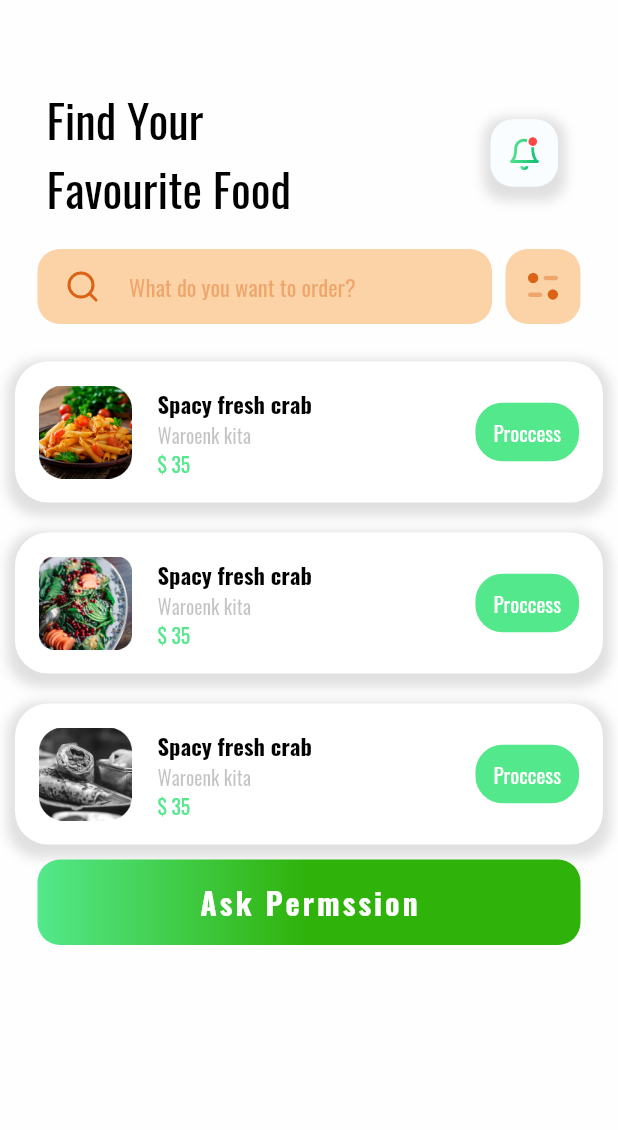
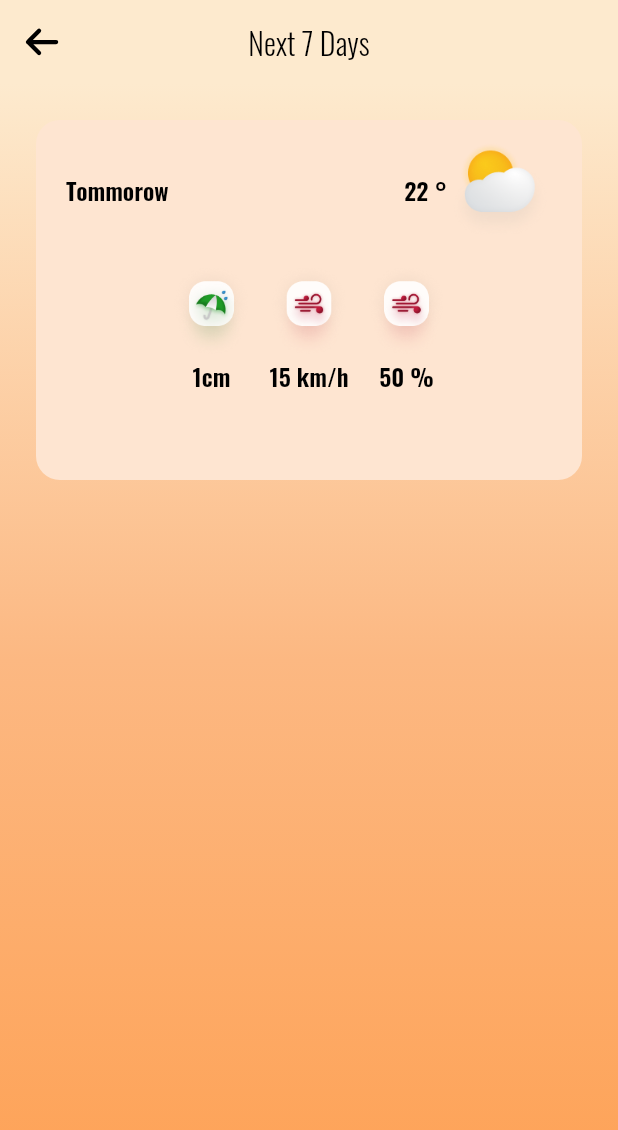
Before and after one commit to Abdusamad98/flutter_bootcamp_1, a Flutter app: the screen it shows after launch, on a phone screen of 412 x 824 dp. Shown: the top 1130 px of the screen. Run offline on Flutter 3.47's test engine with Material 2 defaults, Android fonts, the phone set to English and light mode, and no system bars; our stand-ins replace flutter_svg.

Commit message:
add: new screen added

```diff
--- a/lib/main.dart
+++ b/lib/main.dart
@@ -2,10 +2,8 @@ import 'package:flutter/material.dart';
 import 'package:flutter/services.dart';
 import 'package:flutter_bootcamp_1/utils/colors.dart';
 import 'package:flutter_bootcamp_1/utils/icons.dart';
-import 'package:flutter_bootcamp_1/widgets/food_item.dart';
-import 'package:flutter_bootcamp_1/widgets/my_button.dart';
-import 'package:flutter_bootcamp_1/widgets/notification_view.dart';
-import 'package:flutter_bootcamp_1/widgets/search_view.dart';
+import 'package:flutter_bootcamp_1/utils/styles.dart';
+import 'package:flutter_svg/flutter_svg.dart';
 
 void main() => runApp(MyApp());
 
@@ -17,48 +15,131 @@ class MyApp extends StatelessWidget {
     return MaterialApp(
       debugShowCheckedModeBanner: false,
       home: Scaffold(
-          backgroundColor: MyColors.C_FEFEFF,
           appBar: AppBar(
             systemOverlayStyle: SystemUiOverlayStyle(
-              statusBarColor: MyColors.C_FEFEFF,
+              statusBarColor: MyColors.C_FDEACE,
               statusBarIconBrightness: Brightness.light,
               statusBarBrightness: Brightness.light,
             ),
             elevation: 0.0,
-            backgroundColor: MyColors.C_FEFEFF,
+            backgroundColor: MyColors.C_FDEACE,
+            leading: Container(
+                margin: EdgeInsets.all(7),
+                child: SvgPicture.asset(MyIcons.backArrow)),
+            title: Text(
+              "Next 7 Days",
+              style: MyTextStyles.oswaldExtraLight300.copyWith(fontSize: 20),
+            ),
+            centerTitle: true,
           ),
-          body: Column(
-            children: [
-              NotificationView(),
-              SizedBox(height: 18),
-              SearchView(),
-              SizedBox(height: 15),
-              FoodItem(
-                  imageUrl: MyIcons.food1,
-                  text: "Spacy fresh crab",
-                  subtitle: "Waroenk kita",
-                  priceText: "35",
-                  onTap: () {
-                    print("Item 1 clicked");
-                  }),
-              FoodItem(
-                  imageUrl: MyIcons.food2,
-                  text: "Spacy fresh crab",
-                  subtitle: "Waroenk kita",
-                  priceText: "35",
-                  onTap: () {
-                    print("Item 1 clicked");
-                  }),
-              FoodItem(
-                  imageUrl: MyIcons.food3,
-                  text: "Spacy fresh crab",
-                  subtitle: "Waroenk kita",
-                  priceText: "35",
-                  onTap: () {
-                    print("Item 1 clicked");
-                  }),
-              MyButton(buttonText: "Ask Permssion", onTap: () {})
-            ],
+          body: Container(
+            width: double.infinity,
+            height: double.infinity,
+            decoration: BoxDecoration(
+              gradient: LinearGradient(
+                begin: Alignment.topRight,
+                end: Alignment.bottomRight,
+                colors: [
+                  MyColors.C_FDEACE,
+                  MyColors.C_FCB882,
+                  MyColors.C_FEA052,
+                ],
+              ),
+            ),
+            child: Container(
+              margin: EdgeInsets.all(24),
+              child: Column(
+                mainAxisAlignment: MainAxisAlignment.spaceBetween,
+                children: [
+                  Expanded(
+                      flex: 1,
+                      child: Container(
+                        decoration: BoxDecoration(
+                            color: MyColors.C_FEE5D1,
+                            borderRadius: BorderRadius.circular(16)),
+                        child: Column(
+                          crossAxisAlignment: CrossAxisAlignment.center,
+                          children: [
+                            Container(
+                              margin: EdgeInsets.symmetric(
+                                  horizontal: 20, vertical: 12),
+                              child: Row(
+                                children: [
+                                  Text(
+                                    "Tommorow",
+                                    style: MyTextStyles.oswaldSemiBold600
+                                        .copyWith(fontSize: 16),
+                                  ),
+                                  Expanded(child: SizedBox()),
+                                  Text(
+                                    "22 °",
+                                    style: MyTextStyles.oswaldSemiBold600
+                                        .copyWith(fontSize: 16),
+                                  ),
+                                  Image.asset(
+                                    MyIcons.image1,
+                                    width: 70,
+                                    height: 70,
+                                  ),
+                                ],
+                              ),
+                            ),
+                            Container(
+                              child: Row(
+                                mainAxisAlignment: MainAxisAlignment.center,
+                                children: [
+                                  Column(
+                                    children: [
+                                      Image.asset(
+                                        MyIcons.image2,
+                                        width: 65,
+                                        height: 65,
+                                      ),
+                                      Text(
+                                        "1cm",
+                                        style: MyTextStyles.oswaldSemiBold600
+                                            .copyWith(fontSize: 16),
+                                      ),
+                                    ],
+                                  ),
+                                  Column(
+                                    children: [
+                                      Image.asset(
+                                        MyIcons.image3,
+                                        width: 65,
+                                        height: 65,
+                                      ),
+                                      Text(
+                                        "15 km/h",
+                                        style: MyTextStyles.oswaldSemiBold600
+                                            .copyWith(fontSize: 16),
+                                      ),
+                                    ],
+                                  ),
+                                  Column(
+                                    children: [
+                                      Image.asset(
+                                        MyIcons.image3,
+                                        width: 65,
+                                        height: 65,
+                                      ),
+                                      Text(
+                                        "50 %",
+                                        style: MyTextStyles.oswaldSemiBold600
+                                            .copyWith(fontSize: 16),
+                                      ),
+                                    ],
+                                  ),
+                                ],
+                              ),
+                            ),
+                          ],
+                        ),
+                      )),
+                  Expanded(flex: 2, child: Container())
+                ],
+              ),
+            ),
           )),
     );
   }
--- a/lib/utils/colors.dart
+++ b/lib/utils/colors.dart
@@ -1,11 +1,10 @@
 import 'package:flutter/material.dart';
 
-class MyColors{
-     static const black =  Colors.black;
-     static const white =  Colors.white;
+class MyColors {
+  static const black = Colors.black;
+  static const white = Colors.white;
   static const C_2FB209 = Color(0xFF2FB209);
 
-     //F3F1F6
   static const C_E5E5E5 = Color(0xFFE5E5E5);
   static const C_F3F1F6 = Color(0xFFF3F1F6);
   static const C_FEFEFF = Color(0xFFFEFEFF);
@@ -14,4 +13,11 @@ class MyColors{
   static const C_DA6317 = Color(0xFFDA6317);
   static const C_3B3B3B = Color(0xFF3B3B3B);
   static const C_53E88B = Color(0xFF53E88B);
+
+  static const C_FDEACE = Color(0xFFFDEACE);
+  static const C_FCB882 = Color(0xFFFCB882);
+  static const C_FEA052 = Color(0xFFFEA052);
+  //FEE5D1
+
+  static const C_FEE5D1 = Color(0xFFFEE5D1);
 }
--- a/lib/utils/icons.dart
+++ b/lib/utils/icons.dart
@@ -6,10 +6,18 @@ class MyIcons {
   static const String food1 = "assets/images/food1.png";
   static const String food2 = "assets/images/food2.png";
   static const String food3 = "assets/images/food3.png";
+  static const String image1 = "assets/images/image1.png";
+  static const String image2 = "assets/images/image2.png";
+  static const String image3 = "assets/images/image3.png";
+  static const String image4 = "assets/images/image4.png";
+  static const String image5 = "assets/images/image5.png";
+  static const String image6 = "assets/images/image6.png";
+  static const String image7 = "assets/images/image7.png";
 
   // .svg
   static const String profile = "assets/svg/profile.svg";
   static const String search = "assets/svg/search.svg";
   static const String settings = "assets/svg/settings.svg";
+  static const String backArrow = "assets/svg/back.svg";
 
 }
```
Also changed, not shown: lib/screen_4_23.06.dart (added, +146 -0 lines), assets/images/image1.png (added), assets/images/image2.png (added), assets/images/image3.png (added), assets/images/image4.png (added), assets/images/image5.png (added), assets/images/image6.png (added), assets/images/image7.png (added), assets/svg/back.svg (added). Lines whose indentation alone changed are shown as unchanged.
